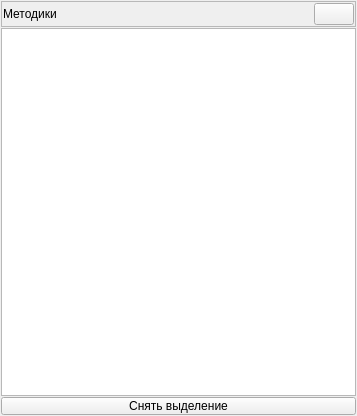
grigp/a-analyser, file client_widgets/database_widgets/methodswidget.ui: the form before one commit.
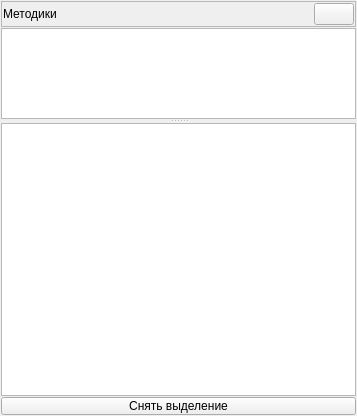
The form after the commit. Icons and pictures are not drawn.

The edit to the form file:
```diff
--- a/client_widgets/database_widgets/methodswidget.ui
+++ b/client_widgets/database_widgets/methodswidget.ui
@@ -87,15 +87,34 @@
     </widget>
    </item>
    <item>
-    <widget class="QTreeView" name="tvMetods">
-     <property name="font">
-      <font>
-       <pointsize>11</pointsize>
-      </font>
+    <widget class="QSplitter" name="splitter">
+     <property name="orientation">
+      <enum>Qt::Vertical</enum>
      </property>
-     <attribute name="headerVisible">
-      <bool>false</bool>
-     </attribute>
+     <widget class="QListView" name="tvKinds">
+      <property name="sizePolicy">
+       <sizepolicy hsizetype="Expanding" vsizetype="Expanding">
+        <horstretch>0</horstretch>
+        <verstretch>1</verstretch>
+       </sizepolicy>
+      </property>
+      <property name="viewMode">
+       <enum>QListView::IconMode</enum>
+      </property>
+     </widget>
+     <widget class="QListView" name="tvMetods">
+      <property name="sizePolicy">
+       <sizepolicy hsizetype="Expanding" vsizetype="Expanding">
+        <horstretch>0</horstretch>
+        <verstretch>3</verstretch>
+       </sizepolicy>
+      </property>
+      <property name="font">
+       <font>
+        <pointsize>11</pointsize>
+       </font>
+      </property>
+     </widget>
     </widget>
    </item>
    <item>
```
Left out of the diff: 28 changed lines with no effect on the pictures.
